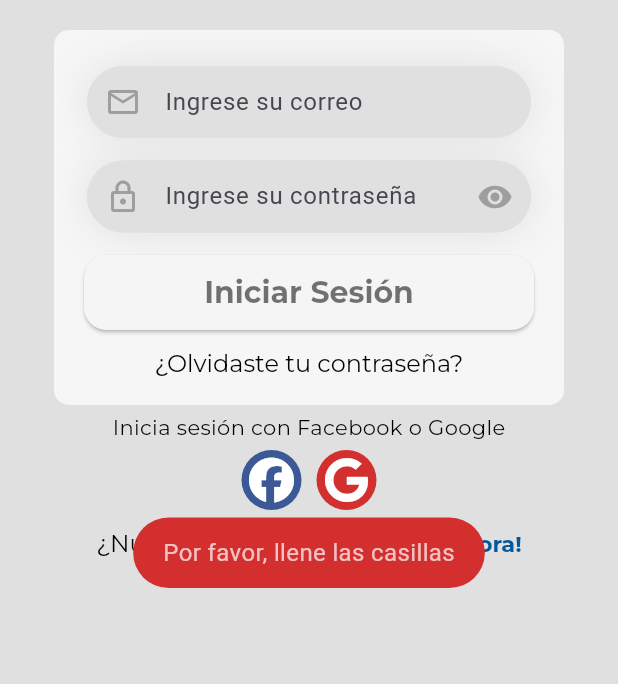
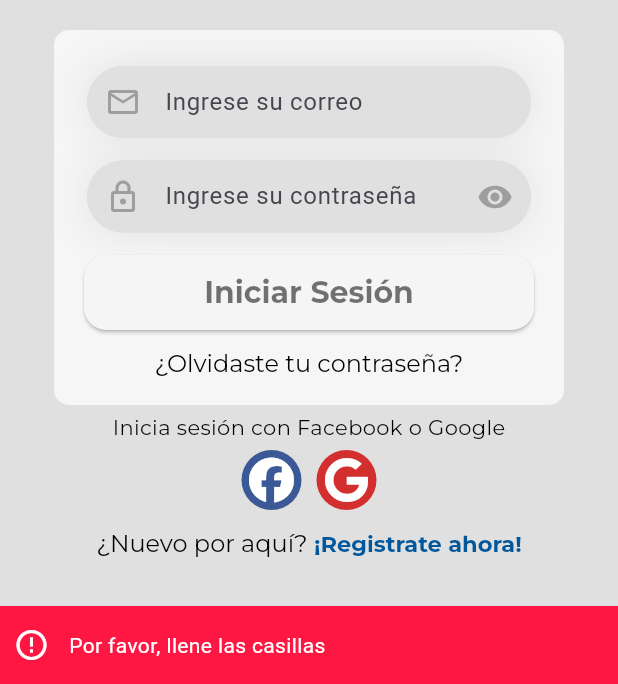
Before and after one commit to Paoli99/PawControl, a Flutter app: the screen it shows after launch, after a tap on "Iniciar Sesión", on a phone screen of 412 x 824 dp, the part 552-1236 px from its top. Run offline on Flutter 3.47's test engine with Material 3 defaults, Android fonts, the phone set to English and light mode, and no system bars; drawn by our look-alikes of another_flushbar; our stand-ins replace firebase_auth, firebase_core, font_awesome_flutter, google_fonts; accounts and stored records are empty.

Commit message:
changed error message design

```diff
--- a/lib/constants/constants.dart
+++ b/lib/constants/constants.dart
@@ -1,16 +1,18 @@
-import 'package:flutter/cupertino.dart';
+import 'package:another_flushbar/flushbar.dart';
 import 'package:flutter/material.dart';
-import 'package:fluttertoast/fluttertoast.dart';
 import 'package:pawcontrol/constants/colors.dart';
 
-void showMessage(String message) {
-  Fluttertoast.showToast(
-    msg: message,
-    timeInSecForIosWeb: 1,
-    backgroundColor: ColorsApp.red700,
-    textColor: ColorsApp.white70,
-    fontSize: 16.0,
-  );
+void showMessage(BuildContext context, String message) {
+  Flushbar(
+    message: '$message',
+    duration: Duration(milliseconds: 2500),
+    backgroundColor: ColorsApp.redAccent400,
+    messageColor: ColorsApp.white,
+    icon: Icon(
+      Icons.error_outline_outlined,
+      color: ColorsApp.white,
+    ),
+  ).show(context);
 }
 
 showLoaderDialog(BuildContext context) {
@@ -80,36 +82,36 @@ String getMessageFromErrorCode(String errorCode) {
   }
 }
 
-bool loginValidation(String email, String password) {
+bool loginValidation(BuildContext context, String email, String password) {
   if (email.isEmpty && password.isEmpty) {
-    showMessage("Por favor, llene las casillas");
+    showMessage(context, "Por favor, llene las casillas");
     return false;
   } else if (email.isEmpty) {
-    showMessage("Por favor, ingrese su correo electrónico");
+    showMessage(context, "Por favor, ingrese su correo electrónico");
     return false;
   } else if (password.isEmpty) {
-    showMessage("Por favor, ingrese su contraseña");
+    showMessage(context, "Por favor, ingrese su contraseña");
     return false;
   } else {
     return true;
   }
 }
 
-bool signUpValidation(String email, String password, String name, String phone) {
+bool signUpValidation(BuildContext context, String email, String password, String name, String phone) {
   if (email.isEmpty && password.isEmpty && name.isEmpty && phone.isEmpty) {
-    showMessage("Por favor, llene las casillas");
+    showMessage(context, "Por favor, llene las casillas");
     return false;
   } else if (name.isEmpty) {
-    showMessage("Por favor, ingrese un nombre");
+    showMessage(context, "Por favor, ingrese un nombre");
     return false;
   } else if (email.isEmpty) {
-    showMessage("Por favor, ingrese un correo electrónico");
+    showMessage(context, "Por favor, ingrese un correo electrónico");
     return false;
   } else if (phone.isEmpty) {
-    showMessage("Por favor, ingrese un número telefónico");
+    showMessage(context, "Por favor, ingrese un número telefónico");
     return false;
   } else if (password.isEmpty) {
-    showMessage("Por favor, ingrese una contraseña");
+    showMessage(context, "Por favor, ingrese una contraseña");
     return false;
   } else {
     return true;
--- a/lib/constants/errors.dart
+++ /dev/null
@@ -1,4 +0,0 @@
-class AuthErrors {
-  static String emailEmptyError = 'Espacio vacío';
-  static String passwordEmptyError = 'Espacio vacío';
-}
--- a/lib/firebase/firebase_auth/firebase_auth.dart
+++ b/lib/firebase/firebase_auth/firebase_auth.dart
@@ -8,7 +8,7 @@ class FirebaseAuthenticator {
   FirebaseAuth _auth = FirebaseAuth.instance;
   Stream<User?> get getAuthChange => _auth.authStateChanges();
 
-  Future<bool> login(
+  Future<bool> loginValidation(
       String email, String password, BuildContext context) async {
     try {
       await _auth.signInWithEmailAndPassword(email: email, password: password);
--- a/lib/main.dart
+++ b/lib/main.dart
@@ -21,6 +21,7 @@ class MyApp extends StatelessWidget {
   @override
   Widget build(BuildContext context) {
     return MaterialApp(
+      debugShowCheckedModeBanner: false,
       title: 'PawControl',
       theme: themeData,
       home: StreamBuilder(
--- a/lib/screens/auth_ui/login/login.dart
+++ b/lib/screens/auth_ui/login/login.dart
@@ -113,10 +113,10 @@ class LoginPage extends StatefulWidget {
 
                     PrimaryButton(title: 'Iniciar Sesión', onPressed: () async{
                         bool isValidated =
-                        loginValidation(email.text, password.text);
+                        loginValidation(context, email.text, password.text);
                         if (isValidated) {
                         bool isLogedin = await FirebaseAuthenticator.instance
-                        .login(email.text, password.text, context);
+                        .loginValidation(email.text, password.text, context);
                         if (isLogedin) {
                         Routes.instance.pushAndRemoveUntil(
                         widget: Home(),
--- a/pubspec.yaml
+++ b/pubspec.yaml
@@ -43,6 +43,8 @@ dependencies:
   provider: ^6.1.1
   firebase_storage: ^11.6.4
   fluttertoast: ^8.2.4
+
+  another_flushbar: ^1.12.30
 
 dev_dependencies:
   flutter_test:
```
